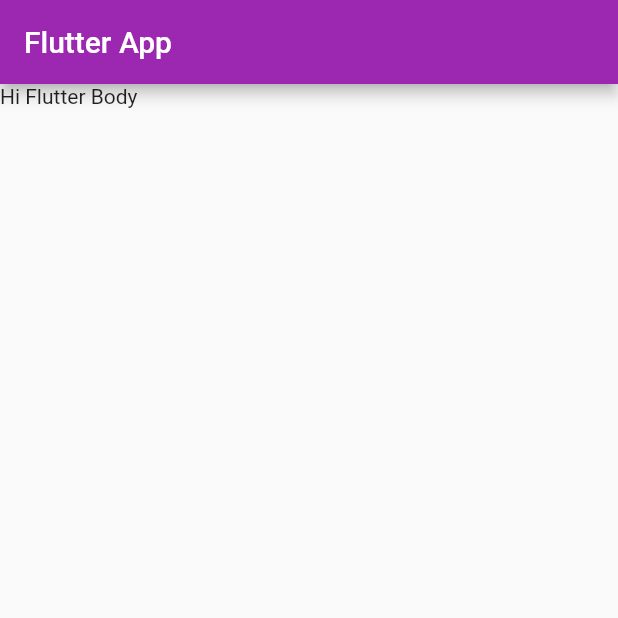
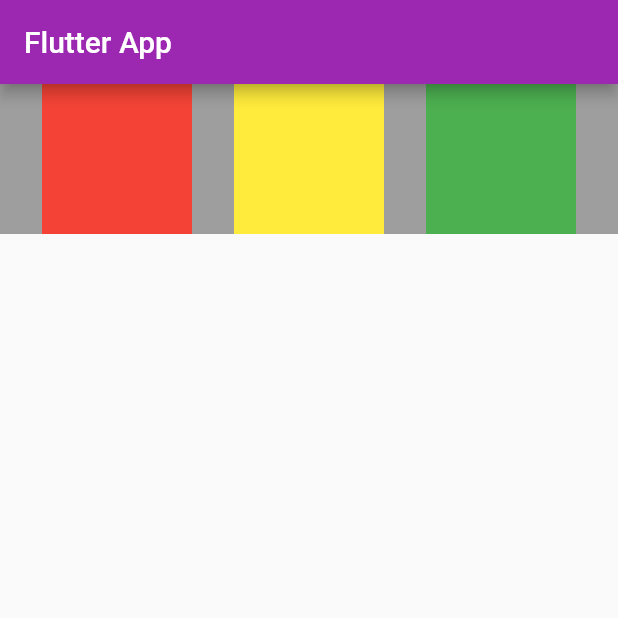
Before and after one commit to sarkis08/awesome-app, a Flutter app: the screen it shows after launch, on a phone screen of 412 x 824 dp, the top half of it. Run offline on Flutter 3.47's test engine with Material 2 defaults, Android fonts, the phone set to English and light mode, and no system bars.

Commit message:
state two completed

```diff
--- a/lib/main.dart
+++ b/lib/main.dart
@@ -4,12 +4,12 @@ void main() {
   // WidgetsApp
   // MaterialApp
   // CuoertinoApp
-  runApp(MaterialApp(
-    home: HomePage(),
-    theme: ThemeData(
-      primaryColor: Colors.purple
+  runApp(
+    MaterialApp(
+      home: HomePage(),
+      theme: ThemeData(primaryColor: Colors.purple),
     ),
-  ),);
+  );
 }
 
 class HomePage extends StatelessWidget {
@@ -24,7 +24,35 @@ class HomePage extends StatelessWidget {
         title: Text('Flutter App'),
       ),
       body: Container(
-        child: Text('Hi Flutter Body'),
+        height: 100,
+        color: Colors.grey,
+        child: Row(
+          mainAxisAlignment: MainAxisAlignment.spaceEvenly,
+          crossAxisAlignment: CrossAxisAlignment.center,
+          children: <Widget>[
+            Container(
+              padding: const EdgeInsets.all(10),
+              width: 100,
+              height: 100,
+              alignment: Alignment.center,
+              color: Colors.red,
+            ),
+            Container(
+              padding: const EdgeInsets.all(10),
+              width: 100,
+              height: 100,
+              alignment: Alignment.center,
+              color: Colors.yellow,
+            ),
+            Container(
+              padding: const EdgeInsets.all(10),
+              width: 100,
+              height: 100,
+              alignment: Alignment.center,
+              color: Colors.green,
+            )
+          ],
+        ),
       ),
     );
   }
```
